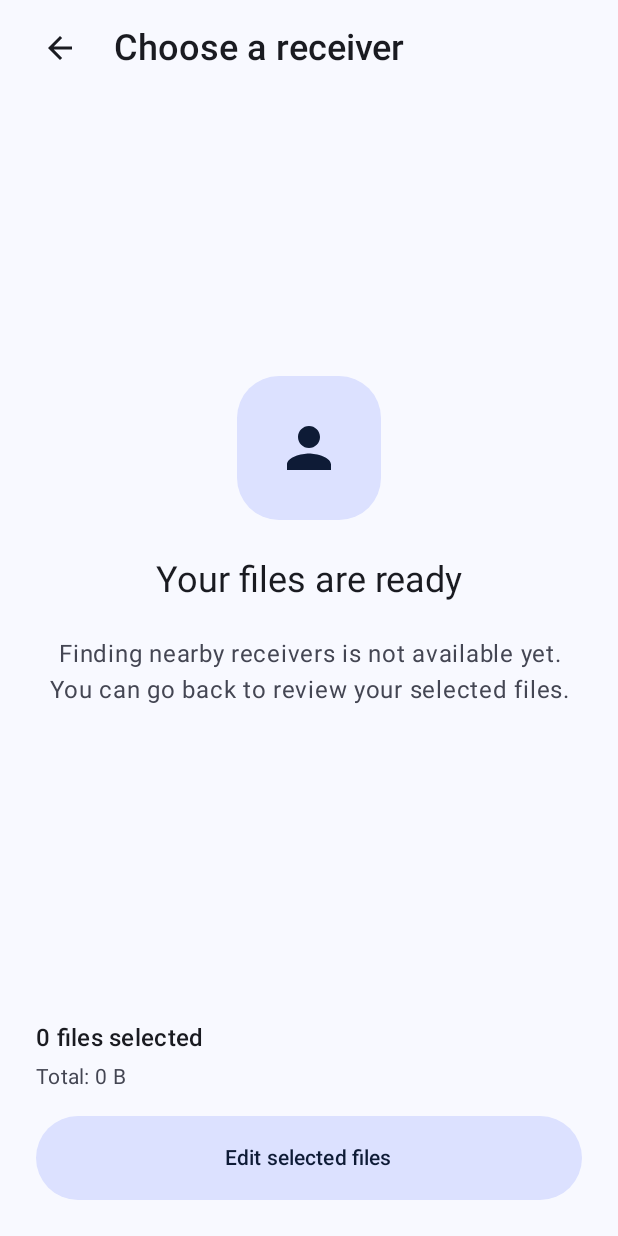
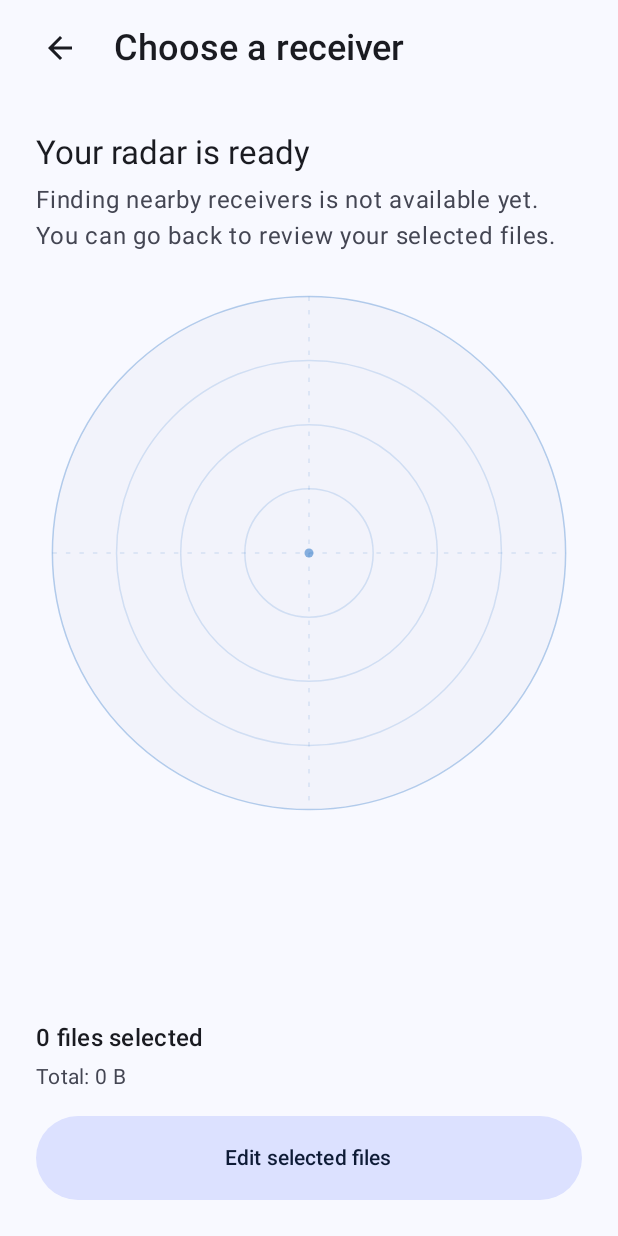
Before and after one commit to OhMyDitzzy/Nuvyro, an Android app built with Jetpack Compose: the composable ReceiverScreen shown on its own in the app's theme, on a phone screen of 412 x 824 dp. Run offline under Robolectric (Android 15) with nearby library versions, the phone set to English and light mode, and no system bars.

Commit message:
feat: add radar receiver selection UI

```diff
--- a/app/src/main/java/com/ditzzy/nuvyro/ui/send/ReceiverScreen.kt
+++ b/app/src/main/java/com/ditzzy/nuvyro/ui/send/ReceiverScreen.kt
@@ -6,29 +6,46 @@ import androidx.compose.foundation.layout.Column
 import androidx.compose.foundation.layout.fillMaxSize
 import androidx.compose.foundation.layout.fillMaxWidth
 import androidx.compose.foundation.layout.padding
-import androidx.compose.foundation.layout.size
 import androidx.compose.foundation.layout.sizeIn
 import androidx.compose.foundation.layout.widthIn
 import androidx.compose.foundation.rememberScrollState
 import androidx.compose.foundation.verticalScroll
 import androidx.compose.material3.FilledTonalButton
-import androidx.compose.material3.Icon
-import androidx.compose.material3.MaterialTheme
-import androidx.compose.material3.Surface
 import androidx.compose.material3.Text
 import androidx.compose.runtime.Composable
+import androidx.compose.runtime.getValue
+import androidx.compose.runtime.mutableStateOf
+import androidx.compose.runtime.remember
+import androidx.compose.runtime.setValue
 import androidx.compose.ui.Alignment
 import androidx.compose.ui.Modifier
-import androidx.compose.ui.res.painterResource
+import androidx.compose.ui.platform.LocalInspectionMode
 import androidx.compose.ui.res.stringResource
-import androidx.compose.ui.text.style.TextAlign
 import androidx.compose.ui.unit.dp
+import androidx.lifecycle.compose.LifecycleResumeEffect
 import com.ditzzy.nuvyro.R
 import com.ditzzy.nuvyro.ui.send.components.FileSelectionSummary
 import com.ditzzy.nuvyro.ui.send.components.SendScaffold
+import com.ditzzy.nuvyro.ui.send.receiver.ReceiverDiscoveryStatus
+import com.ditzzy.nuvyro.ui.send.receiver.components.ReceiverRadar
+import com.ditzzy.nuvyro.ui.send.receiver.components.ReceiverStatus
+import com.ditzzy.nuvyro.ui.send.receiver.components.SelectedReceiver
 
 @Composable
-fun ReceiverScreen(state: SendUiState, onEditFiles: () -> Unit, onBack: () -> Unit) {
+fun ReceiverScreen(
+    state: SendUiState,
+    onEditFiles: () -> Unit,
+    onBack: () -> Unit,
+    onSelectReceiver: (String) -> Unit = {}
+) {
+    var resumed by remember { mutableStateOf(false) }
+    LifecycleResumeEffect(Unit) {
+        resumed = true
+        onPauseOrDispose { resumed = false }
+    }
+    val discovery = state.receiverDiscovery
+    val scanning = discovery.status == ReceiverDiscoveryStatus.Searching &&
+        (resumed || LocalInspectionMode.current)
     SendScaffold(
         title = stringResource(R.string.send_receiver_title),
         onBack = onBack,
@@ -49,34 +66,19 @@ fun ReceiverScreen(state: SendUiState, onEditFiles: () -> Unit, onBack: () -> Un
             Column(
                 modifier = Modifier.widthIn(max = 568.dp).fillMaxSize()
                     .verticalScroll(rememberScrollState()).padding(24.dp),
-                verticalArrangement = Arrangement.spacedBy(24.dp, Alignment.CenterVertically),
+                verticalArrangement = Arrangement.spacedBy(20.dp),
                 horizontalAlignment = Alignment.CenterHorizontally
             ) {
-                Surface(
-                    modifier = Modifier.size(96.dp),
-                    shape = MaterialTheme.shapes.extraLarge,
-                    color = MaterialTheme.colorScheme.secondaryContainer,
-                    contentColor = MaterialTheme.colorScheme.onSecondaryContainer
-                ) {
-                    Box(contentAlignment = Alignment.Center) {
-                        Icon(
-                            painter = painterResource(R.drawable.ic_profile),
-                            contentDescription = null,
-                            modifier = Modifier.size(44.dp)
-                        )
-                    }
+                ReceiverStatus(discovery)
+                ReceiverRadar(
+                    receivers = discovery.receivers,
+                    selectedId = discovery.selectedId,
+                    scanning = scanning,
+                    onSelect = onSelectReceiver
+                )
+                discovery.selectedReceiver?.let { receiver ->
+                    SelectedReceiver(receiver)
                 }
-                Text(
-                    text = stringResource(R.string.send_receiver_unavailable_title),
-                    style = MaterialTheme.typography.headlineSmall,
-                    textAlign = TextAlign.Center
-                )
-                Text(
-                    text = stringResource(R.string.send_receiver_unavailable_description),
-                    style = MaterialTheme.typography.bodyLarge,
-                    color = MaterialTheme.colorScheme.onSurfaceVariant,
-                    textAlign = TextAlign.Center
-                )
             }
         }
     }
--- a/app/src/main/java/com/ditzzy/nuvyro/ui/send/SendRoute.kt
+++ b/app/src/main/java/com/ditzzy/nuvyro/ui/send/SendRoute.kt
@@ -33,7 +33,8 @@ fun SendRoute(state: SendUiState, viewModel: SendViewModel) {
         SendStep.Receiver -> ReceiverScreen(
             state = state,
             onEditFiles = viewModel::showFiles,
-            onBack = viewModel::back
+            onBack = viewModel::back,
+            onSelectReceiver = viewModel::selectReceiver
         )
     }
 }
--- a/app/src/main/java/com/ditzzy/nuvyro/ui/send/SendUiState.kt
+++ b/app/src/main/java/com/ditzzy/nuvyro/ui/send/SendUiState.kt
@@ -1,6 +1,7 @@
 package com.ditzzy.nuvyro.ui.send
 
 import com.ditzzy.nuvyro.data.send.OutgoingFile
+import com.ditzzy.nuvyro.ui.send.receiver.ReceiverDiscoveryUiState
 
 enum class SendStep {
     Files,
@@ -14,7 +15,8 @@ data class SendUiState(
     val loading: Boolean = false,
     val picking: Boolean = false,
     val pickerUnavailable: Boolean = false,
-    val unavailableCount: Int = 0
+    val unavailableCount: Int = 0,
+    val receiverDiscovery: ReceiverDiscoveryUiState = ReceiverDiscoveryUiState()
 ) {
     val busy: Boolean get() = loading || picking
 }
--- /dev/null
+++ b/app/src/main/java/com/ditzzy/nuvyro/ui/send/receiver/RadarSlots.kt
@@ -0,0 +1,15 @@
+package com.ditzzy.nuvyro.ui.send.receiver
+
+internal fun assignRadarSlots(ids: List<String>, previous: Map<String, Int>): Map<String, Int> {
+    val current = ids.toSet()
+    val slots = previous.filterKeys { it in current }.toMutableMap()
+    val occupied = slots.values.toMutableSet()
+    var next = 0
+    for (id in ids) {
+        if (id in slots) continue
+        while (next in occupied) next++
+        slots[id] = next
+        occupied += next
+    }
+    return slots
+}
--- /dev/null
+++ b/app/src/main/java/com/ditzzy/nuvyro/ui/send/receiver/ReceiverDiscoveryUiState.kt
@@ -0,0 +1,25 @@
+package com.ditzzy.nuvyro.ui.send.receiver
+
+import android.graphics.Bitmap
+
+enum class ReceiverDiscoveryStatus {
+    Unavailable,
+    Searching,
+    Paused,
+    Failed
+}
+
+data class ReceiverItem(
+    val id: String,
+    val name: String,
+    val photo: Bitmap? = null
+)
+
+data class ReceiverDiscoveryUiState(
+    val status: ReceiverDiscoveryStatus = ReceiverDiscoveryStatus.Unavailable,
+    val receivers: List<ReceiverItem> = emptyList(),
+    val selectedId: String? = null
+) {
+    val selectedReceiver: ReceiverItem?
+        get() = receivers.firstOrNull { it.id == selectedId }
+}
--- /dev/null
+++ b/app/src/main/java/com/ditzzy/nuvyro/ui/send/receiver/components/RadarBackground.kt
@@ -0,0 +1,79 @@
+package com.ditzzy.nuvyro.ui.send.receiver.components
+
+import androidx.compose.animation.core.LinearEasing
+import androidx.compose.animation.core.RepeatMode
+import androidx.compose.animation.core.animateFloat
+import androidx.compose.animation.core.infiniteRepeatable
+import androidx.compose.animation.core.rememberInfiniteTransition
+import androidx.compose.animation.core.tween
+import androidx.compose.foundation.Canvas
+import androidx.compose.material3.MaterialTheme
+import androidx.compose.runtime.Composable
+import androidx.compose.runtime.rememberUpdatedState
+import androidx.compose.ui.Modifier
+import androidx.compose.ui.geometry.Offset
+import androidx.compose.ui.graphics.Brush
+import androidx.compose.ui.graphics.Color
+import androidx.compose.ui.graphics.PathEffect
+import androidx.compose.ui.graphics.drawscope.Stroke
+import androidx.compose.ui.graphics.drawscope.rotate
+import androidx.compose.ui.unit.dp
+
+@Composable
+internal fun RadarBackground(scanning: Boolean, modifier: Modifier = Modifier) {
+    val angle = if (scanning) {
+        val transition = rememberInfiniteTransition(label = "Radar sweep")
+        transition.animateFloat(
+            initialValue = 0f,
+            targetValue = 360f,
+            animationSpec = infiniteRepeatable(tween(4_000, easing = LinearEasing), RepeatMode.Restart),
+            label = "Sweep rotation"
+        )
+    } else rememberUpdatedState(0f)
+    val primary = MaterialTheme.colorScheme.primary
+    val surface = MaterialTheme.colorScheme.surfaceContainerLow
+    Canvas(modifier) {
+        val radius = size.minDimension * 0.47f
+        drawCircle(color = surface, radius = radius)
+        for (ring in 1..4) {
+            drawCircle(
+                color = primary.copy(alpha = if (ring == 4) 0.28f else 0.14f),
+                radius = radius * ring / 4,
+                style = Stroke(width = 1.dp.toPx())
+            )
+        }
+        val dash = PathEffect.dashPathEffect(floatArrayOf(3.dp.toPx(), 6.dp.toPx()))
+        drawLine(
+            color = primary.copy(alpha = 0.12f),
+            start = Offset(center.x - radius, center.y),
+            end = Offset(center.x + radius, center.y),
+            strokeWidth = 1.dp.toPx(), pathEffect = dash
+        )
+        drawLine(
+            color = primary.copy(alpha = 0.12f),
+            start = Offset(center.x, center.y - radius),
+            end = Offset(center.x, center.y + radius),
+            strokeWidth = 1.dp.toPx(), pathEffect = dash
+        )
+        if (scanning) {
+            rotate(angle.value) {
+                drawCircle(
+                    brush = Brush.sweepGradient(
+                        0f to Color.Transparent,
+                        0.78f to Color.Transparent,
+                        1f to primary.copy(alpha = 0.28f),
+                        center = center
+                    ),
+                    radius = radius
+                )
+                drawLine(
+                    color = primary.copy(alpha = 0.65f),
+                    start = center,
+                    end = Offset(center.x + radius, center.y),
+                    strokeWidth = 1.5.dp.toPx()
+                )
+            }
+        }
+        drawCircle(color = primary.copy(alpha = 0.45f), radius = 3.dp.toPx())
+    }
+}
--- /dev/null
+++ b/app/src/main/java/com/ditzzy/nuvyro/ui/send/receiver/components/ReceiverRadar.kt
@@ -0,0 +1,126 @@
+package com.ditzzy.nuvyro.ui.send.receiver.components
+
+import androidx.compose.foundation.layout.Arrangement
+import androidx.compose.foundation.layout.Box
+import androidx.compose.foundation.layout.BoxWithConstraints
+import androidx.compose.foundation.layout.Column
+import androidx.compose.foundation.layout.Row
+import androidx.compose.foundation.layout.aspectRatio
+import androidx.compose.foundation.layout.fillMaxSize
+import androidx.compose.foundation.layout.fillMaxWidth
+import androidx.compose.material3.MaterialTheme
+import androidx.compose.material3.Text
+import androidx.compose.material3.TextButton
+import androidx.compose.runtime.Composable
+import androidx.compose.runtime.SideEffect
+import androidx.compose.runtime.getValue
+import androidx.compose.runtime.key
+import androidx.compose.runtime.mutableIntStateOf
+import androidx.compose.runtime.mutableStateOf
+import androidx.compose.runtime.remember
+import androidx.compose.runtime.saveable.rememberSaveable
+import androidx.compose.runtime.setValue
+import androidx.compose.ui.Alignment
+import androidx.compose.ui.Modifier
+import androidx.compose.ui.geometry.Offset
+import androidx.compose.ui.layout.Layout
+import androidx.compose.ui.platform.LocalDensity
+import androidx.compose.ui.res.stringResource
+import androidx.compose.ui.unit.Constraints
+import androidx.compose.ui.unit.dp
+import com.ditzzy.nuvyro.R
+import com.ditzzy.nuvyro.ui.send.receiver.ReceiverItem
+import com.ditzzy.nuvyro.ui.send.receiver.assignRadarSlots
+import kotlin.math.roundToInt
+
+@Composable
+internal fun ReceiverRadar(
+    receivers: List<ReceiverItem>,
+    selectedId: String?,
+    scanning: Boolean,
+    onSelect: (String) -> Unit,
+    modifier: Modifier = Modifier
+) {
+    val contacts = remember(receivers) { receivers.distinctBy { it.id } }
+    val ids = remember(contacts) { contacts.map { it.id } }
+    var previousSlots by remember { mutableStateOf(emptyMap<String, Int>()) }
+    val slots = remember(ids, previousSlots) { assignRadarSlots(ids, previousSlots) }
+    SideEffect { if (previousSlots != slots) previousSlots = slots }
+
+    BoxWithConstraints(modifier = modifier.fillMaxWidth()) {
+        val perPage = if (maxWidth < 260.dp || LocalDensity.current.fontScale > 1.5f) 1 else 3
+        val pages = slots.values.map { it / perPage }.distinct().sorted().ifEmpty { listOf(0) }
+        var pageIndex by rememberSaveable { mutableIntStateOf(0) }
+        val currentPageIndex = pageIndex.coerceIn(0, pages.lastIndex)
+        SideEffect { if (pageIndex != currentPageIndex) pageIndex = currentPageIndex }
+        val visible = contacts.filter { slots.getValue(it.id) / perPage == pages[currentPageIndex] }
+
+        Column(verticalArrangement = Arrangement.spacedBy(8.dp)) {
+            Box(modifier = Modifier.fillMaxWidth().aspectRatio(1f)) {
+                RadarBackground(scanning, Modifier.fillMaxSize())
+                Layout(
+                    modifier = Modifier.fillMaxSize(),
+                    content = {
+                        for (receiver in visible) {
+                            key(receiver.id) {
+                                RadarContact(
+                                    receiver = receiver,
+                                    selected = receiver.id == selectedId,
+                                    onClick = { onSelect(receiver.id) }
+                                )
+                            }
+                        }
+                    }
+                ) { measurables, constraints ->
+                    val width = constraints.maxWidth
+                    val height = constraints.maxHeight
+                    val contactWidth = (width * if (perPage == 1) 0.65f else 0.36f).roundToInt()
+                    val placeables = measurables.map {
+                        it.measure(Constraints(maxWidth = contactWidth))
+                    }
+                    layout(width, height) {
+                        for ((index, placeable) in placeables.withIndex()) {
+                            val slot = slots.getValue(visible[index].id) % perPage
+                            val point = if (perPage == 1) Offset(0.5f, 0.48f) else radarPoints[slot]
+                            val x = (width * point.x - placeable.width / 2f).roundToInt()
+                            val y = (height * point.y - placeable.height / 2f).roundToInt()
+                            placeable.place(
+                                x.coerceIn(0, (width - placeable.width).coerceAtLeast(0)),
+                                y.coerceIn(0, (height - placeable.height).coerceAtLeast(0))
+                            )
+                        }
+                    }
+                }
+            }
+            if (pages.size > 1) {
+                Row(
+                    modifier = Modifier.fillMaxWidth(),
+                    horizontalArrangement = Arrangement.spacedBy(8.dp),
+                    verticalAlignment = Alignment.CenterVertically
+                ) {
+                    TextButton(
+                        onClick = { pageIndex = currentPageIndex - 1 },
+                        enabled = currentPageIndex > 0,
+                        modifier = Modifier.weight(1f)
+                    ) {
+                        Text(stringResource(R.string.receiver_previous_page))
+                    }
+                    Text(
+                        text = stringResource(R.string.receiver_radar_page, currentPageIndex + 1, pages.size),
+                        style = MaterialTheme.typography.labelLarge,
+                        color = MaterialTheme.colorScheme.onSurfaceVariant
+                    )
+                    TextButton(
+                        onClick = { pageIndex = currentPageIndex + 1 },
+                        enabled = currentPageIndex < pages.lastIndex,
+                        modifier = Modifier.weight(1f)
+                    ) {
+                        Text(stringResource(R.string.receiver_next_page))
+                    }
+                }
+            }
+        }
+    }
+}
+
+private val radarPoints = listOf(Offset(0.5f, 0.2f), Offset(0.23f, 0.68f), Offset(0.77f, 0.68f))
--- /dev/null
+++ b/app/src/main/java/com/ditzzy/nuvyro/ui/send/receiver/components/ReceiverStatus.kt
@@ -0,0 +1,53 @@
+package com.ditzzy.nuvyro.ui.send.receiver.components
+
+import androidx.compose.foundation.layout.Arrangement
+import androidx.compose.foundation.layout.Column
+import androidx.compose.material3.MaterialTheme
+import androidx.compose.material3.Text
+import androidx.compose.runtime.Composable
+import androidx.compose.ui.Modifier
+import androidx.compose.ui.res.pluralStringResource
+import androidx.compose.ui.res.stringResource
+import androidx.compose.ui.semantics.LiveRegionMode
+import androidx.compose.ui.semantics.liveRegion
+import androidx.compose.ui.semantics.semantics
+import androidx.compose.ui.unit.dp
+import com.ditzzy.nuvyro.R
+import com.ditzzy.nuvyro.ui.send.receiver.ReceiverDiscoveryStatus
+import com.ditzzy.nuvyro.ui.send.receiver.ReceiverDiscoveryUiState
+
+@Composable
+internal fun ReceiverStatus(state: ReceiverDiscoveryUiState) {
+    val title = when (state.status) {
+        ReceiverDiscoveryStatus.Unavailable -> stringResource(R.string.receiver_radar_ready)
+        ReceiverDiscoveryStatus.Searching -> if (state.receivers.isEmpty()) {
+            stringResource(R.string.receiver_searching)
+        } else {
+            pluralStringResource(R.plurals.receiver_found_count, state.receivers.size, state.receivers.size)
+        }
+        ReceiverDiscoveryStatus.Paused -> stringResource(R.string.receiver_paused)
+        ReceiverDiscoveryStatus.Failed -> stringResource(R.string.receiver_failed)
+    }
+    val description = when (state.status) {
+        ReceiverDiscoveryStatus.Unavailable -> R.string.send_receiver_unavailable_description
+        ReceiverDiscoveryStatus.Searching -> R.string.receiver_search_hint
+        ReceiverDiscoveryStatus.Paused -> R.string.receiver_paused_hint
+        ReceiverDiscoveryStatus.Failed -> R.string.receiver_failed_hint
+    }
+    Column(
+        verticalArrangement = Arrangement.spacedBy(8.dp),
+        modifier = Modifier.semantics { liveRegion = LiveRegionMode.Polite }
+    ) {
+        Text(
+            text = title,
+            style = MaterialTheme.typography.titleLarge,
+            color = if (state.status == ReceiverDiscoveryStatus.Failed) MaterialTheme.colorScheme.error
+                else MaterialTheme.colorScheme.onSurface
+        )
+        Text(
+            text = stringResource(description),
+            style = MaterialTheme.typography.bodyLarge,
+            color = MaterialTheme.colorScheme.onSurfaceVariant
+        )
+    }
+}
--- a/app/src/main/res/values/strings.xml
+++ b/app/src/main/res/values/strings.xml
@@ -21,9 +21,25 @@
     <string name="send_remove_file">Remove %1$s</string>
     <string name="send_error_picker">The file picker could not be opened. Please try again.</string>
     <string name="send_receiver_title">Choose a receiver</string>
-    <string name="send_receiver_unavailable_title">Your files are ready</string>
     <string name="send_receiver_unavailable_description">Finding nearby receivers is not available yet. You can go back to review your selected files.</string>
     <string name="send_edit_files">Edit selected files</string>
+    <string name="receiver_radar_ready">Your radar is ready</string>
+    <string name="receiver_searching">Looking for receivers…</string>
+    <string name="receiver_search_hint">Ask the other person to open Receive on the same Wi-Fi network. Tap their profile when it appears.</string>
+    <string name="receiver_paused">Discovery paused</string>
+    <string name="receiver_paused_hint">Nearby receivers will update when discovery resumes.</string>
+    <string name="receiver_failed">Discovery interrupted</string>
+    <string name="receiver_failed_hint">Receivers could not be found. Check your Wi-Fi connection and try again.</string>
+    <string name="receiver_select">Select %1$s as receiver</string>
+    <string name="receiver_selected">Selected receiver</string>
+    <string name="receiver_transfer_unavailable">Transfer requests are not available yet.</string>
+    <string name="receiver_previous_page">Previous</string>
+    <string name="receiver_next_page">Next</string>
+    <string name="receiver_radar_page">%1$d of %2$d</string>
+    <plurals name="receiver_found_count">
+        <item quantity="one">%1$d receiver nearby</item>
+        <item quantity="other">%1$d receivers nearby</item>
+    </plurals>
     <plurals name="send_file_count">
         <item quantity="one">%1$d file selected</item>
         <item quantity="other">%1$d files selected</item>
```
Also changed, not shown: app/src/debug/java/com/ditzzy/nuvyro/ui/send/SendPreview.kt (+32 -3 lines), app/src/debug/java/com/ditzzy/nuvyro/ui/send/receiver/ReceiverPreviewData.kt (added, +27 -0 lines), app/src/main/java/com/ditzzy/nuvyro/ui/send/SendViewModel.kt (+7 -0 lines), app/src/main/java/com/ditzzy/nuvyro/ui/send/receiver/components/RadarContact.kt (added, +73 -0 lines), app/src/main/java/com/ditzzy/nuvyro/ui/send/receiver/components/SelectedReceiver.kt (added, +54 -0 lines).
